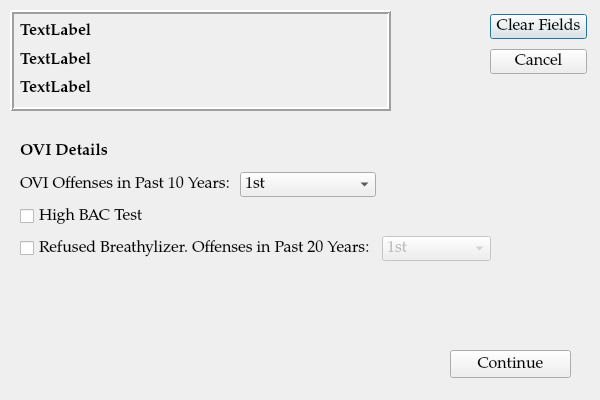
Qt form ui/OviDialog.ui (HunterProgram22/MuniEntry) before a commit.
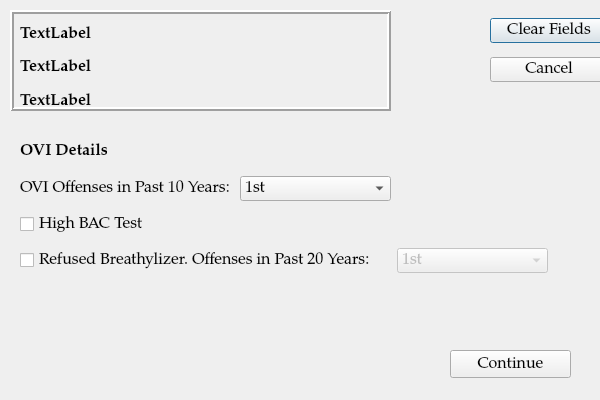
The same form after that commit.

The edit to the form file:
```diff
--- a/ui/OviDialog.ui
+++ b/ui/OviDialog.ui
@@ -30,8 +30,8 @@
     <rect>
      <x>490</x>
      <y>10</y>
-     <width>97</width>
-     <height>68</height>
+     <width>118</width>
+     <height>80</height>
     </rect>
    </property>
    <layout class="QVBoxLayout" name="verticalLayout">
@@ -88,7 +88,7 @@
       <x>10</x>
       <y>10</y>
       <width>361</width>
-      <height>80</height>
+      <height>95</height>
      </rect>
     </property>
     <layout class="QGridLayout" name="gridLayout_2">
@@ -161,8 +161,8 @@
     <rect>
      <x>20</x>
      <y>170</y>
-     <width>471</width>
-     <height>96</height>
+     <width>528</width>
+     <height>111</height>
     </rect>
    </property>
    <layout class="QGridLayout" name="gridLayout">
```
Left out of the diff: 2 changed lines with no effect on the pictures.
